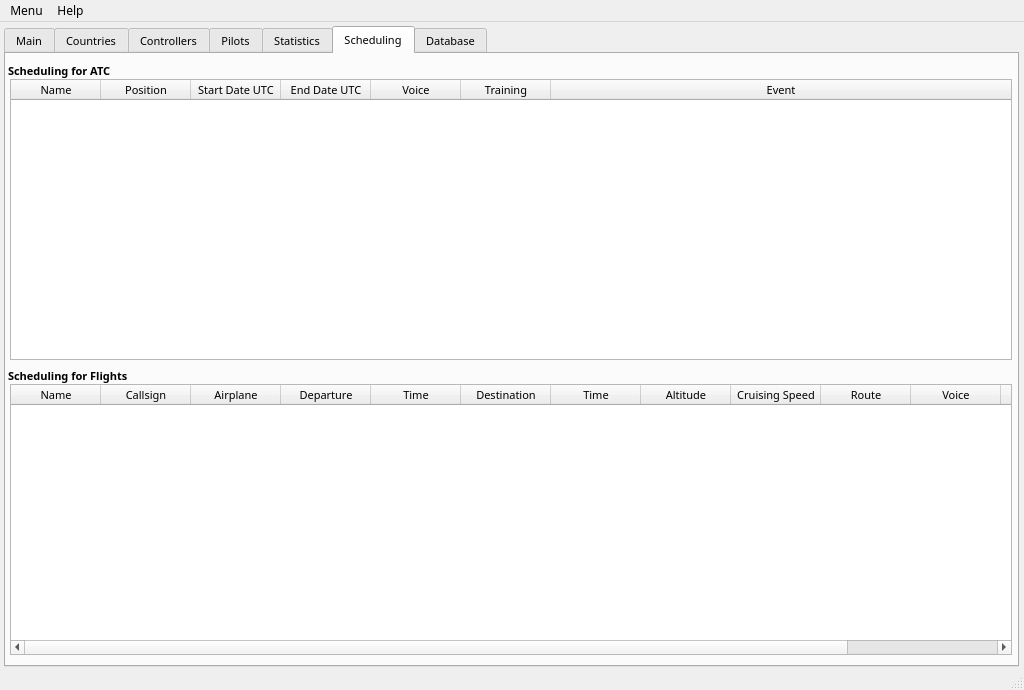
Qt form QtUI/MainWindow_UI.ui (emper0r/IVAO-status) before a commit.
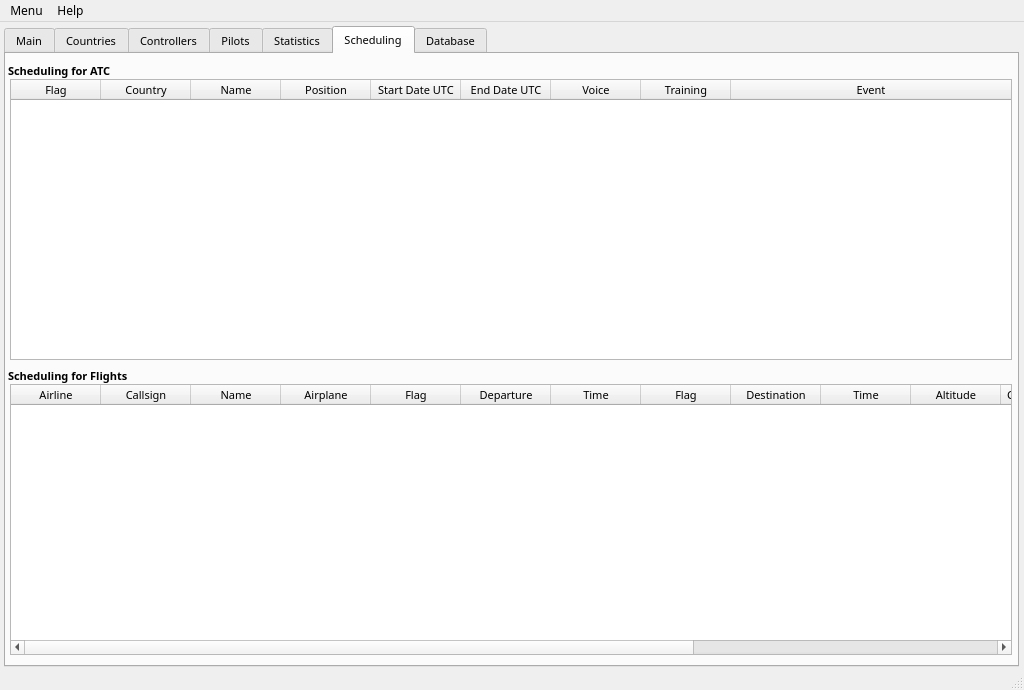
The same form after that commit. The open tabs and pages were chosen to show the change.

What changed in the file:
```diff
--- a/QtUI/MainWindow_UI.ui
+++ b/QtUI/MainWindow_UI.ui
@@ -1769,6 +1769,16 @@
       <attribute name="verticalHeaderMinimumSectionSize">
        <number>27</number>
       </attribute>
+      <column>
+       <property name="text">
+        <string>Flag</string>
+       </property>
+      </column>
+      <column>
+       <property name="text">
+        <string>Country</string>
+       </property>
+      </column>
       <column>
        <property name="text">
         <string>Name</string>
@@ -1870,7 +1880,7 @@
       </attribute>
       <column>
        <property name="text">
-        <string>Name</string>
+        <string>Airline</string>
        </property>
       </column>
       <column>
@@ -1878,11 +1888,21 @@
         <string>Callsign</string>
        </property>
       </column>
+      <column>
+       <property name="text">
+        <string>Name</string>
+       </property>
+      </column>
       <column>
        <property name="text">
         <string>Airplane</string>
        </property>
       </column>
+      <column>
+       <property name="text">
+        <string>Flag</string>
+       </property>
+      </column>
       <column>
        <property name="text">
         <string>Departure</string>
@@ -1893,6 +1913,11 @@
         <string>Time</string>
        </property>
       </column>
+      <column>
+       <property name="text">
+        <string>Flag</string>
+       </property>
+      </column>
       <column>
        <property name="text">
         <string>Destination</string>
```
Left out of the diff: 3 changed lines with no effect on the pictures.
